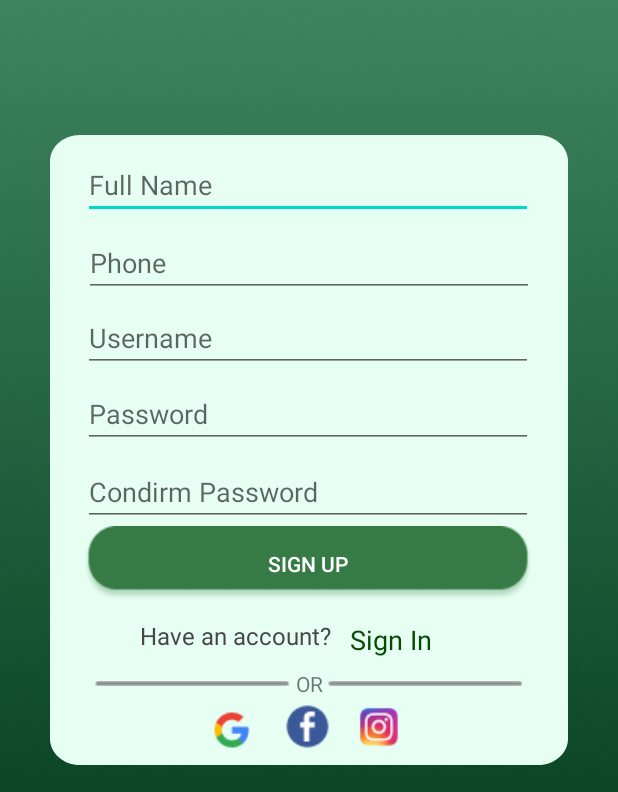
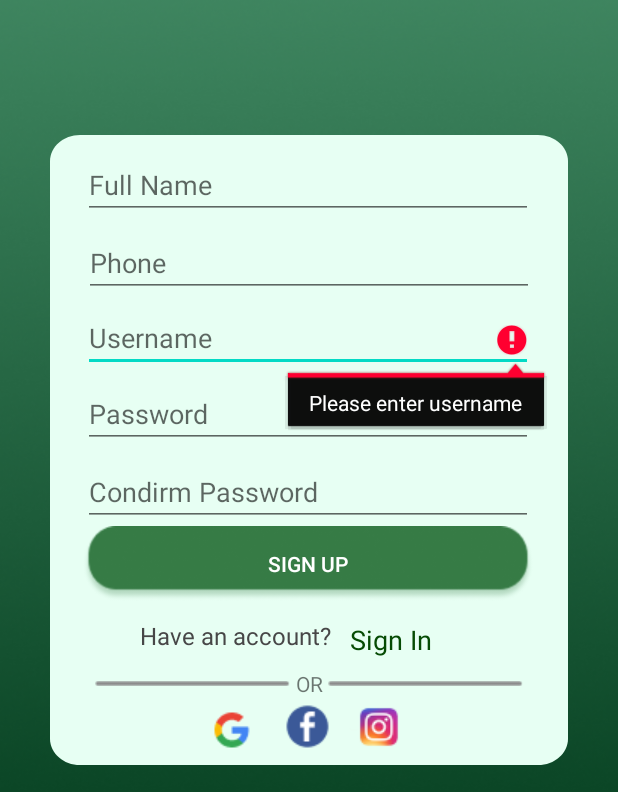
Before and after one commit to allyaapp/SugarCane, an Android app: the RegisterActivity screen opened directly, with no data from a screen before it, after a tap on "SIGN UP", on a phone screen of 412 x 824 dp, the part 444-1236 px from its top. Run offline under Robolectric (Android 15) with nearby library versions, the light colour scheme and no system bars; Roboto replaces fonts that are not available here.

Commit message:
Android Login Register

```diff
--- a/SUGARCANE/app/src/main/AndroidManifest.xml
+++ b/SUGARCANE/app/src/main/AndroidManifest.xml
@@ -11,6 +11,9 @@
         android:roundIcon="@mipmap/ic_launcher_round"
         android:supportsRtl="true"
         android:theme="@style/Theme.SUGARCANE">
+        <activity
+            android:name=".profile"
+            android:exported="true" />
         <activity
             android:name=".RegisterActivity"
             android:exported="true" />
--- a/SUGARCANE/app/src/main/java/com/example/api/ApiInterface.java
+++ b/SUGARCANE/app/src/main/java/com/example/api/ApiInterface.java
@@ -21,8 +21,7 @@ public interface ApiInterface {
     @POST("register.php")
     Call<Register> registerResponse(
             @Field("username") String username,
-            @Field("no_hp") String phone,
             @Field("password") String password,
             @Field("fullname") String fullname,
-            String ConfirmPassword);
+            @Field("no_hp") String nohp);
 }
--- a/SUGARCANE/app/src/main/java/com/example/sugarcane/RegisterActivity.java
+++ b/SUGARCANE/app/src/main/java/com/example/sugarcane/RegisterActivity.java
@@ -2,6 +2,8 @@ package com.example.sugarcane;
 
 import android.content.Intent;
 import android.os.Bundle;
+import android.text.TextUtils;
+import android.util.Patterns;
 import android.view.View;
 import android.widget.Button;
 import android.widget.EditText;
@@ -18,7 +20,7 @@ import retrofit2.Call;
 import retrofit2.Callback;
 import retrofit2.Response;
 
-public class RegisterActivity extends AppCompatActivity implements View.OnClickListener {
+public class RegisterActivity extends AppCompatActivity {
     EditText editTextUsername, editFullname, editPhone, editTextPassword, editConfirmPassword;
     Button btnRegister;
     TextView tvLogin;
@@ -36,36 +38,76 @@ public class RegisterActivity extends AppCompatActivity implements View.OnClickL
         editPhone= findViewById(R.id.phone);
         editConfirmPassword= findViewById(R.id.confrimPassword);
         btnRegister = findViewById(R.id.btnSignUp);
-        btnRegister.setOnClickListener(this);
+        tvLogin = findViewById(R.id.tvLogin);
 
-        tvLogin = findViewById(R.id.tvLogin);
-        tvLogin.setOnClickListener(this);
+        tvLogin.setOnClickListener(new View.OnClickListener() {
+            @Override
+            public void onClick(View view) {
+                Intent intent = new Intent(RegisterActivity.this, LoginActivity.class);
+                startActivity(intent);
+            }
+        });
+
+        btnRegister.setOnClickListener(new View.OnClickListener() {
+            @Override
+            public void onClick(View view) {
+                formCheck();
+            }
+        });
 
     }
 
-    @Override
-    public void onClick(View view) {
-        switch (view.getId()){
-            case R.id.btnSignUp:
-                Username = editTextUsername.getText().toString();
-                Password = editTextPassword.getText().toString();
-                Fullname = editFullname.getText().toString();
-                Phone = editPhone.getText().toString();
-                ConfirmPassword = editConfirmPassword.getText().toString();
-                register(Username, Password, Fullname, Phone, ConfirmPassword);
-                break;
-            case R.id.tvLogin:
-                Intent intent = new Intent(this, MainActivity.class);
-                startActivity(intent);
-                finish();
-                break;
+    private void formCheck() {
+        final String username = editTextUsername.getText().toString();
+        final String password = editTextPassword.getText().toString();
+        final String confPass = editConfirmPassword.getText().toString();
+        final String fullname = editFullname.getText().toString();
+        final String nohp = editPhone.getText().toString();
+
+        if (TextUtils.isEmpty(username)) {
+            editTextUsername.setError("Please enter username");
+            editTextUsername.requestFocus();
+            return;
         }
+
+        //checking if email is empty
+        if (TextUtils.isEmpty(password)) {
+            editTextPassword.setError("Please enter password");
+            editTextPassword.requestFocus();
+            return;
+        }
+        //checking if password is empty
+        if (TextUtils.isEmpty(confPass)) {
+            editConfirmPassword.setError("Please enter password");
+            editConfirmPassword.requestFocus();
+            return;
+        }
+        //validating email
+
+        if (!confPass.equals(password)) {
+            editConfirmPassword.setError("Password Does not Match");
+            editConfirmPassword.requestFocus();
+            return;
+        }
+
+        if (TextUtils.isEmpty(fullname)) {
+            editFullname.setError("Please enter your name");
+            editFullname.requestFocus();
+            return;
+        }
+
+        if (TextUtils.isEmpty(nohp)) {
+            editPhone.setError("Please enter your phone number");
+            editPhone.requestFocus();
+            return;
+        }
+
+        register(username, password, fullname, nohp);
     }
 
-    private void register(String username, String password, String fullname, String phone, String ConfirmPassword) {
-
+    private void register(String username, String password, String fullname, String nohp) {
         apiInterface = ApiClient.getClient().create(ApiInterface.class);
-        Call<Register> call = apiInterface.registerResponse(username, password, fullname, phone, ConfirmPassword);
+        Call<Register> call = apiInterface.registerResponse(username, password, fullname, nohp);
         call.enqueue(new Callback<Register>() {
             @Override
             public void onResponse(Call<Register> call, Response<Register> response) {
@@ -84,7 +126,6 @@ public class RegisterActivity extends AppCompatActivity implements View.OnClickL
                 Toast.makeText(RegisterActivity.this, t.getLocalizedMessage(), Toast.LENGTH_SHORT).show();
             }
         });
+    }
 
-
-    }
 }
```
Also changed, not shown: SUGARCANE/app/src/main/java/com/example/api/ApiClient.java (+8 -2 lines), SUGARCANE/app/src/main/java/com/example/api/sharedpref.java (added, +95 -0 lines), SUGARCANE/app/src/main/java/com/example/sugarcane/LoginActivity.java (+1 -6 lines), SUGARCANE/app/src/main/java/com/example/sugarcane/MainActivity.java (+21 -1 lines), SUGARCANE/app/src/main/res/layout/alert_logout.xml (added, +59 -0 lines), SUGARCANE/app/src/main/res/layout/home.xml (+5 -5 lines), 2 other files.
